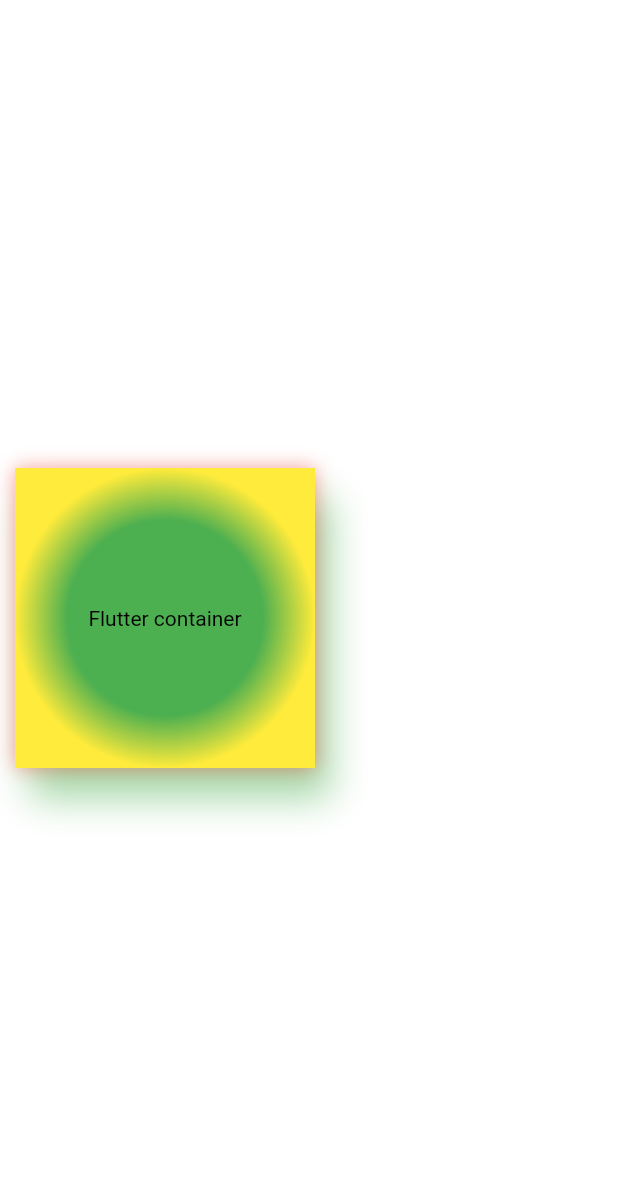
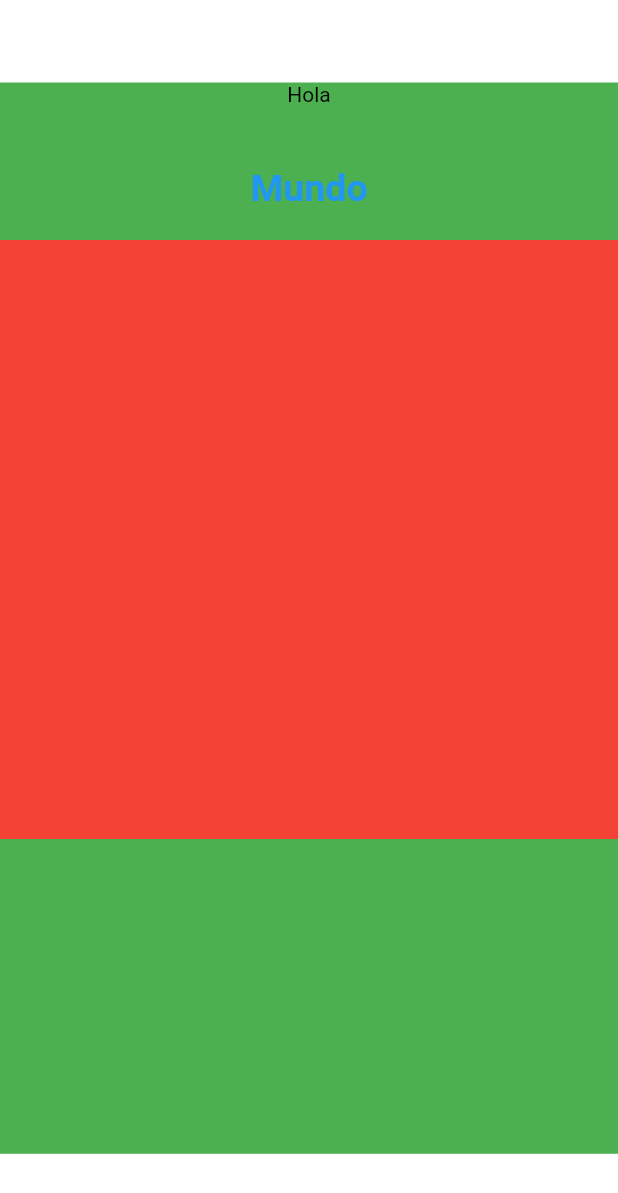
Before and after one commit to Miguel0328/flutter_social, a Flutter app: the screen it shows after launch, on a phone screen of 412 x 824 dp. Shown: the top 1193 px of the screen. Run offline on Flutter 3.47's test engine with Material 2 defaults, Android fonts, the phone set to English and light mode, and no system bars.

Commit message:
[Feat] Column Widget => First steps

```diff
--- a/lib/main.dart
+++ b/lib/main.dart
@@ -1,5 +1,5 @@
 import 'package:flutter/material.dart';
-import 'package:flutter_social/widgets/container.dart';
+import 'package:flutter_social/widgets/column.dart';
 
 void main() {
   runApp(const MyApp());
@@ -12,7 +12,7 @@ class MyApp extends StatelessWidget {
   @override
   Widget build(BuildContext context) {
     return const MaterialApp(
-      home: MyContainer(),
+      home: MyColumn(),
     );
   }
 }
--- /dev/null
+++ b/lib/widgets/column.dart
@@ -0,0 +1,62 @@
+import 'package:flutter/material.dart';
+
+class MyColumn extends StatelessWidget {
+  const MyColumn({super.key});
+
+  @override
+  Widget build(BuildContext context) {
+    return DefaultTextStyle(
+      style: const TextStyle(
+        color: Colors.black,
+      ),
+      child: Container(
+        color: Colors.white,
+        padding: const EdgeInsets.symmetric(
+          vertical: 55,
+        ),
+        child: Center(
+          child: Container(
+            color: Colors.green,
+            child: Column(
+              children: [
+                const Text("Hola"),
+                const SizedBox(
+                  height: 40,
+                ),
+                const Text(
+                  "Mundo",
+                  style: TextStyle(
+                    color: Colors.blue,
+                    fontSize: 25,
+                    fontWeight: FontWeight.bold,
+                  ),
+                ),
+                // const Spacer(),
+                Expanded(
+                  flex: 2,
+                  child: Container(
+                    height: 100,
+                    margin: const EdgeInsets.only(
+                      top: 20,
+                    ),
+                    color: Colors.red,
+                  ),
+                ),
+                Expanded(
+                  flex: 1,
+                  child: Container(
+                    height: 100,
+                    margin: const EdgeInsets.only(
+                      top: 20,
+                    ),
+                    color: Colors.green,
+                  ),
+                ),
+              ],
+            ),
+          ),
+        ),
+      ),
+    );
+  }
+}
```
